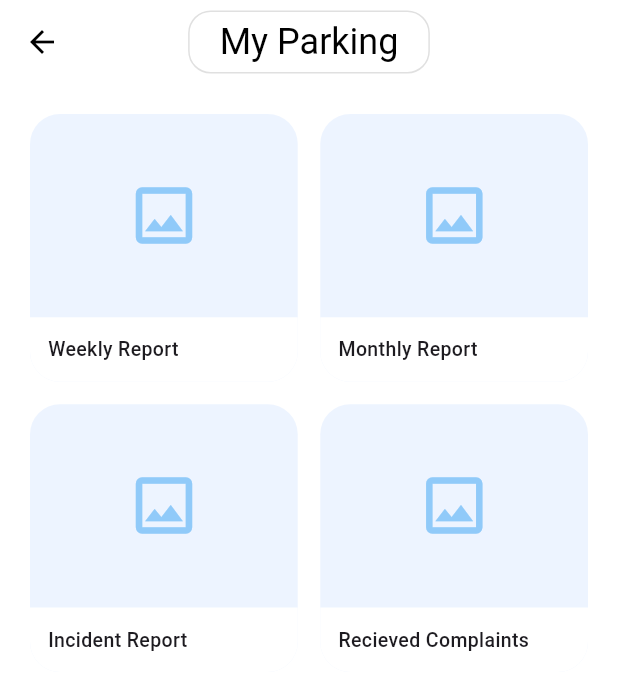
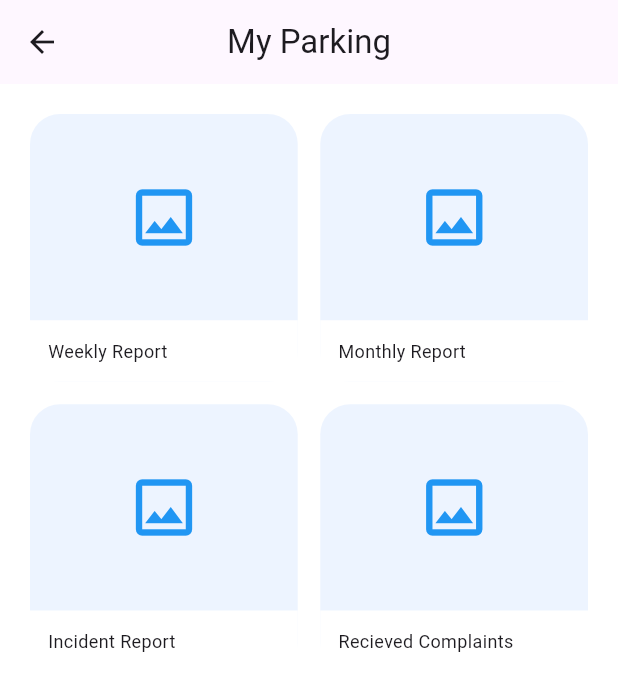
Before and after one commit to AdithyaHerath/smart-parking-system, a Flutter app: the ProfileScreen screen opened directly, after a tap on "My Parking", on a phone screen of 412 x 824 dp. Shown: the top 691 px of the screen. Run offline on Flutter 3.47's test engine with Material 3 defaults, Android fonts, the phone set to English and light mode, and no system bars.

Commit message:
updated mobile app
version 0.2

```diff
--- a/smart_parking/lib/main.dart
+++ b/smart_parking/lib/main.dart
@@ -17,7 +17,7 @@ class SmartParking extends StatelessWidget {
   }
 }
 
-// --- LOGIN SCREEN ---
+// 1. LOGIN SCREEN
 class LoginScreen extends StatefulWidget {
   const LoginScreen({super.key});
 
@@ -105,7 +105,7 @@ class _LoginScreenState extends State<LoginScreen> {
   }
 }
 
-// --- MAIN UI SCREEN ---
+// 2. MAIN UI SCREEN
 class MainUI extends StatelessWidget {
   const MainUI({super.key});
 
@@ -143,15 +143,21 @@ class MainUI extends StatelessWidget {
             color: Colors.grey[200],
             child: const Center(child: Text("Parking Image Placeholder")),
           ),
-          _menuButton(context, "View Booking", const Color(0xFFBDE0FE), () {}),
-          _menuButton(
+
+          _menuButton(context, "View Booking", const Color(0xFFBDE0FE), () {
+            Navigator.push(
               context,
-            "Car Park in NSBM",
-            const Color(0xFFBDE0FE),
-            () {},
-          ),
+              MaterialPageRoute(builder: (context) => const BookingScreen()),
+            );
+          }),
+
+          _menuButton(context, "Car Park in NSBM", const Color(0xFFBDE0FE), () {
+            Navigator.push(
+              context,
+              MaterialPageRoute(builder: (context) => const CarParkScreen()),
+            );
+          }),
           _menuButton(context, "Live Location", const Color(0xFFBDE0FE), () {}),
-          // REDIRECTS TO MY PARKING
           _menuButton(context, "My Parking", const Color(0xFF98FFFF), () {
             Navigator.push(
               context,
@@ -197,9 +203,102 @@ class MainUI extends StatelessWidget {
   }
 }
 
-// --- MY PARKING SCREEN ---
-class MyParkingScreen extends StatelessWidget {
-  const MyParkingScreen({super.key});
+// 3. VIEW BOOKING SCREEN
+class BookingScreen extends StatelessWidget {
+  const BookingScreen({super.key});
+
+  @override
+  Widget build(BuildContext context) {
+    final List<String> slots = [
+      "A1",
+      "A2",
+      "B1",
+      "B2",
+      "C1",
+      "C2",
+      "D1",
+      "D2",
+      "E1",
+      "E2",
+    ];
+
+    return Scaffold(
+      backgroundColor: Colors.white,
+      appBar: AppBar(
+        backgroundColor: Colors.white,
+        elevation: 0,
+        leading: IconButton(
+          icon: const Icon(Icons.close, color: Colors.black, size: 30),
+          onPressed: () => Navigator.pop(context),
+        ),
+      ),
+      body: SingleChildScrollView(
+        child: Column(
+          crossAxisAlignment: CrossAxisAlignment.start,
+          children: [
+            Container(
+              height: 350,
+              width: double.infinity,
+              color: Colors.grey[400],
+              child: const Center(child: Text("Aerial View Image")),
+            ),
+            Padding(
+              padding: const EdgeInsets.all(25.0),
+              child: Column(
+                crossAxisAlignment: CrossAxisAlignment.start,
+                children: [
+                  const Text(
+                    "Active Booking",
+                    style: TextStyle(fontSize: 24, fontWeight: FontWeight.bold),
+                  ),
+                  const SizedBox(height: 30),
+                  const Text(
+                    "Slots",
+                    style: TextStyle(fontWeight: FontWeight.bold, fontSize: 16),
+                  ),
+                  const SizedBox(height: 15),
+                  Wrap(
+                    spacing: 12,
+                    runSpacing: 12,
+                    children: slots
+                        .map(
+                          (slot) => Container(
+                            width: 50,
+                            height: 35,
+                            decoration: BoxDecoration(
+                              color: slot == "A2"
+                                  ? Colors.blue
+                                  : const Color(0xFFE3F2FD),
+                              borderRadius: BorderRadius.circular(20),
+                            ),
+                            child: Center(
+                              child: Text(
+                                slot,
+                                style: TextStyle(
+                                  color: slot == "A2"
+                                      ? Colors.white
+                                      : Colors.blue,
+                                  fontWeight: FontWeight.bold,
+                                ),
+                              ),
+                            ),
+                          ),
+                        )
+                        .toList(),
+                  ),
+                ],
+              ),
+            ),
+          ],
+        ),
+      ),
+    );
+  }
+}
+
+// 4.CAR PARK IN NSBM SCREEN
+class CarParkScreen extends StatelessWidget {
+  const CarParkScreen({super.key});
 
   @override
   Widget build(BuildContext context) {
@@ -209,161 +308,176 @@ class MyParkingScreen extends StatelessWidget {
         backgroundColor: Colors.white,
         elevation: 0,
         leading: IconButton(
-          icon: const Icon(Icons.arrow_back, color: Colors.black),
+          icon: const Icon(Icons.arrow_back_ios, color: Colors.blue),
           onPressed: () => Navigator.pop(context),
         ),
-        title: Container(
-          padding: const EdgeInsets.symmetric(horizontal: 20, vertical: 5),
-          decoration: BoxDecoration(
-            border: Border.all(color: Colors.grey.shade300),
-            borderRadius: BorderRadius.circular(15),
+        title: const Text(
+          "Car Park in NSBM",
+          style: TextStyle(color: Colors.black, fontWeight: FontWeight.bold),
+        ),
+      ),
+      body: SingleChildScrollView(
+        child: Column(
+          children: [
+            Container(
+              height: 350,
+              width: double.infinity,
+              color: Colors.grey[200],
+              child: const Center(child: Text("Map View")),
+            ),
+            Padding(
+              padding: const EdgeInsets.all(25.0),
+              child: Column(
+                children: [
+                  _buildInput("Select the Slot"),
+                  _buildInput("Time"),
+                  _buildInput("Car Number"),
+                  _buildInput("Total Amount"),
+                  const SizedBox(height: 20),
+                  ElevatedButton(
+                    onPressed: () {},
+                    style: ElevatedButton.styleFrom(
+                      backgroundColor: const Color(0xFF91C4F2),
+                      minimumSize: const Size(200, 50),
                     ),
                     child: const Text(
-            "My Parking",
-            style: TextStyle(color: Colors.black, fontSize: 24),
+                      "Pay",
+                      style: TextStyle(
+                        color: Colors.black,
+                        fontWeight: FontWeight.bold,
                       ),
                     ),
-        centerTitle: true,
                   ),
-      body: Padding(
-        padding: const EdgeInsets.all(20.0),
-        child: GridView.count(
-          crossAxisCount: 2,
-          crossAxisSpacing: 15,
-          mainAxisSpacing: 15,
-          children: [
-            _reportCard("Weekly Report"),
-            _reportCard("Monthly Report"),
-            _reportCard("Incident Report"),
-            _reportCard("Recieved Complaints"),
+                ],
+              ),
+            ),
           ],
         ),
       ),
     );
   }
 
-  Widget _reportCard(String title) {
-    return Container(
+  Widget _buildInput(String hint) {
+    return Padding(
+      padding: const EdgeInsets.only(bottom: 12),
+      child: TextField(
+        decoration: InputDecoration(
+          hintText: hint,
+          filled: true,
+          fillColor: Colors.grey[300],
+          border: InputBorder.none,
+        ),
+      ),
+    );
+  }
+}
+
+// 5.MY PARKING SCREEN
+class MyParkingScreen extends StatelessWidget {
+  const MyParkingScreen({super.key});
+
+  @override
+  Widget build(BuildContext context) {
+    return Scaffold(
+      backgroundColor: Colors.white,
+      appBar: AppBar(
+        leading: IconButton(
+          icon: const Icon(Icons.arrow_back),
+          onPressed: () => Navigator.pop(context),
+        ),
+        title: const Text("My Parking"),
+        centerTitle: true,
+      ),
+      body: GridView.count(
+        padding: const EdgeInsets.all(20),
+        crossAxisCount: 2,
+        crossAxisSpacing: 15,
+        mainAxisSpacing: 15,
+        children:
+            [
+                  "Weekly Report",
+                  "Monthly Report",
+                  "Incident Report",
+                  "Recieved Complaints",
+                ]
+                .map(
+                  (title) => Container(
                     decoration: BoxDecoration(
                       color: const Color(0xFFEDF4FF),
                       borderRadius: BorderRadius.circular(20),
                     ),
                     child: Column(
                       children: [
-          Expanded(
+                        const Expanded(
                           child: Icon(
                             Icons.image_outlined,
                             size: 50,
-              color: Colors.blue.shade200,
+                            color: Colors.blue,
                           ),
                         ),
                         Container(
                           width: double.infinity,
                           padding: const EdgeInsets.all(12),
-            decoration: const BoxDecoration(
                           color: Colors.white,
-              borderRadius: BorderRadius.vertical(bottom: Radius.circular(20)),
-            ),
                           child: Text(
                             title,
-              style: const TextStyle(fontSize: 13, fontWeight: FontWeight.w500),
+                            style: const TextStyle(fontSize: 12),
                           ),
                         ),
                       ],
+                    ),
+                  ),
+                )
+                .toList(),
       ),
     );
   }
 }
 
-// --- PROFILE SCREEN ---
+// 6.PROFILE SCREEN
 class ProfileScreen extends StatelessWidget {
   const ProfileScreen({super.key});
 
   @override
   Widget build(BuildContext context) {
     return Scaffold(
-      backgroundColor: Colors.white,
-      appBar: AppBar(
-        title: const Text(
-          "Profile",
-          style: TextStyle(fontWeight: FontWeight.bold),
-        ),
-        centerTitle: true,
-        backgroundColor: Colors.white,
-        elevation: 0,
-        iconTheme: const IconThemeData(color: Colors.black),
-      ),
-      body: SingleChildScrollView(
-        child: Column(
+      appBar: AppBar(title: const Text("Profile"), centerTitle: true),
+      body: Column(
         children: [
           const SizedBox(height: 20),
-            const Center(
-              child: CircleAvatar(
-                radius: 50,
-                child: Icon(Icons.person, size: 50),
-              ),
-            ),
+          const CircleAvatar(radius: 50, child: Icon(Icons.person, size: 50)),
           const SizedBox(height: 15),
           const Text(
-              "Lucas Scott",
+            "Ravishan Kavishka",
             style: TextStyle(fontSize: 22, fontWeight: FontWeight.bold),
           ),
           const SizedBox(height: 30),
-            _settingTile(context, "Mobile number"),
-            _settingTile(context, "NIC"),
-            _settingTile(context, "Student ID"),
-            _settingTile(context, "Personal Vehicle Number"),
-            _settingTile(context, "Payment Methods"),
-            // UPDATED: Profile "My Parking" now points to the same screen
-            _settingTile(
-              context,
-              "My Parking",
-              onTap: () {
+          _tile(context, "Mobile number", () {}),
+          _tile(context, "NIC", () {}),
+          _tile(context, "Student ID", () {}),
+          _tile(context, "My Parking", () {
             Navigator.push(
               context,
-                  MaterialPageRoute(
-                    builder: (context) => const MyParkingScreen(),
-                  ),
+              MaterialPageRoute(builder: (context) => const MyParkingScreen()),
             );
-              },
-            ),
-            _settingTile(context, "Privacy & Security"),
-            _settingTile(context, "Logout", isLast: true, isLogout: true),
+          }),
+          _tile(context, "Logout", () {
+            Navigator.pushAndRemoveUntil(
+              context,
+              MaterialPageRoute(builder: (context) => const LoginScreen()),
+              (route) => false,
+            );
+          }),
         ],
-        ),
       ),
     );
   }
 
-  Widget _settingTile(
-    BuildContext context,
-    String title, {
-    bool isLast = false,
-    bool isLogout = false,
-    VoidCallback? onTap,
-  }) {
-    return Column(
-      children: [
-        ListTile(
-          contentPadding: const EdgeInsets.symmetric(horizontal: 25),
-          title: Text(title, style: const TextStyle(fontSize: 16)),
-          trailing: const Icon(Icons.chevron_right, color: Colors.grey),
-          onTap:
-              onTap ??
-              () {
-                if (isLogout) {
-                  Navigator.pushAndRemoveUntil(
-                    context,
-                    MaterialPageRoute(
-                      builder: (context) => const LoginScreen(),
-                    ),
-                    (route) => false,
-                  );
-                }
-              },
-        ),
-        if (!isLast) const Divider(height: 1, indent: 25, endIndent: 25),
-      ],
+  Widget _tile(BuildContext context, String title, VoidCallback onTap) {
+    return ListTile(
+      title: Text(title),
+      trailing: const Icon(Icons.chevron_right),
+      onTap: onTap,
     );
   }
 }
```
Lines whose indentation alone changed are shown as unchanged.
